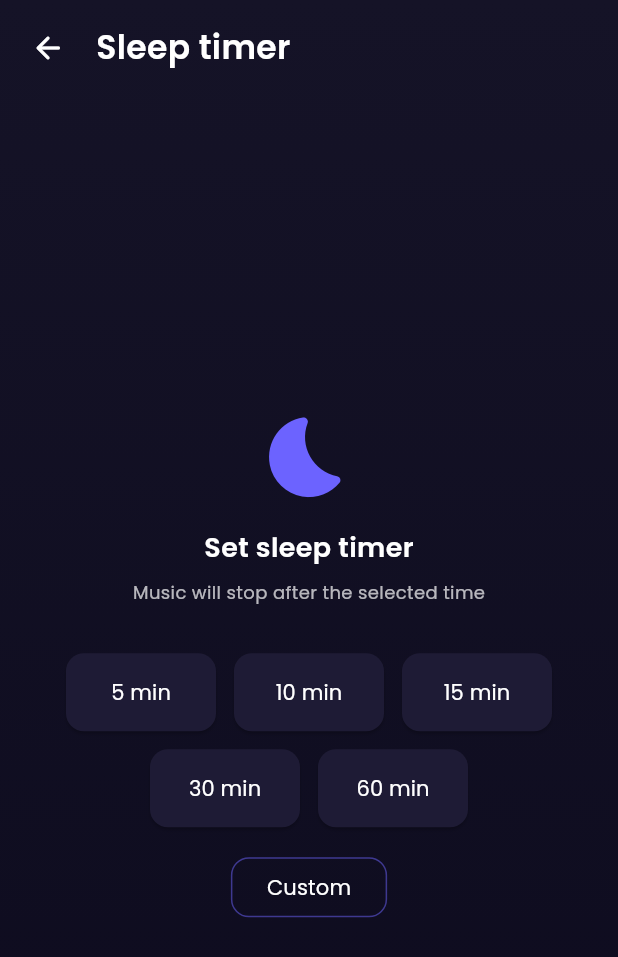
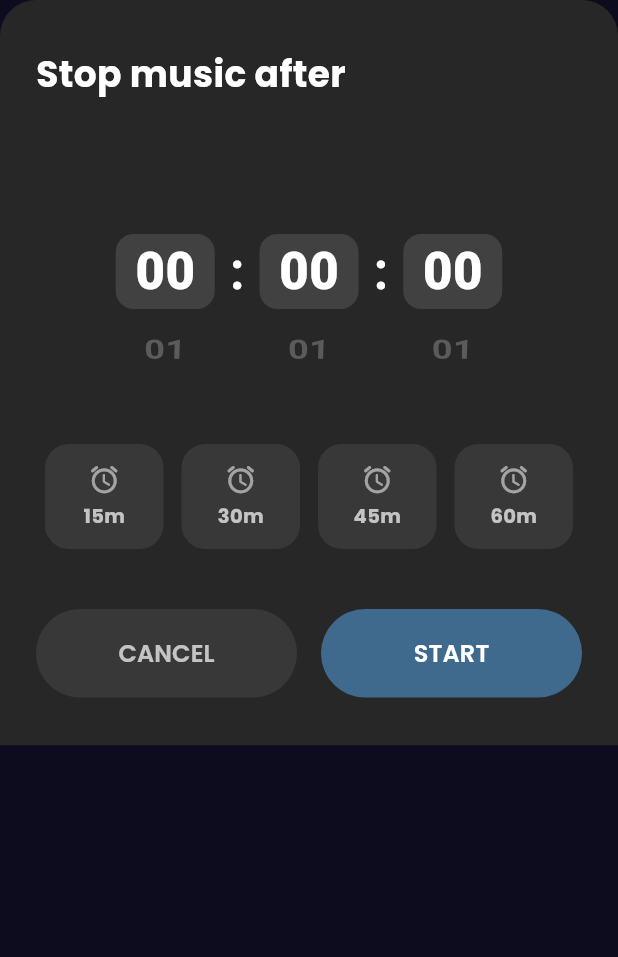
Before and after one commit to bhedanikhilkumar-code/offline-music-player-pro, a Flutter app: the SleepTimerScreen widget shown alone on an empty page, opened directly, on a phone screen of 412 x 824 dp. Shown: the top 957 px of the screen. Run offline on Flutter 3.47's test engine with Material 3 defaults, Android fonts, the phone set to English and light mode, and no system bars; our stand-ins replace audio_service, file_picker, flutter_staggered_animations, google_fonts, image_picker, just_audio and 5 more; missing offline and left inert: audio_session, audiotags, ringtone_set; accounts and stored records are empty; statements that could not run were skipped.

Commit message:
UI Overhaul: Redesigned Sleep Timer as a premium Bottom Sheet with scrolling time pickers matching the Stop Music After UI

```diff
--- a/lib/providers/sleep_timer_provider.dart
+++ b/lib/providers/sleep_timer_provider.dart
@@ -16,8 +16,10 @@ class SleepTimerProvider extends ChangeNotifier {
   DateTime? get endTime => _endTime;
 
   String get remainingFormatted {
-    final m = (_remainingSeconds ~/ 60).toString().padLeft(2, '0');
+    final h = _remainingSeconds ~/ 3600;
+    final m = ((_remainingSeconds % 3600) ~/ 60).toString().padLeft(2, '0');
     final s = (_remainingSeconds % 60).toString().padLeft(2, '0');
+    if (h > 0) return '${h.toString().padLeft(2, '0')}:$m:$s';
     return '$m:$s';
   }
 
@@ -29,13 +31,14 @@ class SleepTimerProvider extends ChangeNotifier {
     _onTimerEnd = callback;
   }
 
-  void startTimer(int minutes) {
+  void startTimer(int minutes, {int seconds = 0}) {
     cancelTimer();
-    _endTime = DateTime.now().add(Duration(minutes: minutes));
-    _remainingSeconds = minutes * 60;
+    final totalSeconds = (minutes * 60) + seconds;
+    _endTime = DateTime.now().add(Duration(seconds: totalSeconds));
+    _remainingSeconds = totalSeconds;
     _isRunning = true;
     _storage.setSleepTimerEnabled(true);
-    _storage.setSleepTimerMinutes(minutes);
+    _storage.setSleepTimerMinutes(minutes); // Still storing minutes as preference
 
     _timer = Timer.periodic(const Duration(seconds: 1), (timer) {
       _remainingSeconds--;
--- a/lib/screens/player_screen.dart
+++ b/lib/screens/player_screen.dart
@@ -305,10 +305,7 @@ class _PlayerScreenState extends State<PlayerScreen>
                         builder: (_) => const EqualizerScreen()));
               }),
               _actionIcon(Icons.alarm_rounded, () {
-                Navigator.push(
-                    context,
-                    MaterialPageRoute(
-                        builder: (_) => const SleepTimerScreen()));
+                SleepTimerScreen.show(context);
               }),
               _actionIcon(Icons.queue_music_rounded, () {
                 // Future: Open Queue
--- a/lib/screens/sleep_timer_screen.dart
+++ b/lib/screens/sleep_timer_screen.dart
@@ -1,150 +1,232 @@
+import 'dart:ui';
 import 'package:flutter/material.dart';
 import 'package:provider/provider.dart';
 import '../constants/app_colors.dart';
 import '../constants/app_text_styles.dart';
-import '../constants/app_strings.dart';
-import '../constants/app_constants.dart';
-import '../providers/theme_provider.dart';
 import '../providers/sleep_timer_provider.dart';
 
-class SleepTimerScreen extends StatelessWidget {
+class SleepTimerScreen extends StatefulWidget {
   const SleepTimerScreen({super.key});
 
+  static void show(BuildContext context) {
+    showModalBottomSheet(
+      context: context,
+      backgroundColor: Colors.transparent,
+      isScrollControlled: true,
+      builder: (_) => const SleepTimerScreen(),
+    );
+  }
+
   @override
-  Widget build(BuildContext context) {
-    return Consumer<ThemeProvider>(
-      builder: (context, themeProvider, _) {
-        return Scaffold(
-          body: Container(
-            decoration: themeProvider.backgroundDecoration,
-            child: SafeArea(
-              child: Consumer<SleepTimerProvider>(
-                builder: (context, timer, _) {
-                  return Column(
-                    children: [
-                      Padding(
-                        padding: const EdgeInsets.all(8),
-                        child: Row(
-                          children: [
-                            IconButton(icon: const Icon(Icons.arrow_back_rounded, color: Colors.white), onPressed: () => Navigator.pop(context)),
-                            const SizedBox(width: 8),
-                            Text(AppStrings.sleepTimer, style: AppTextStyles.headingMedium),
-                          ],
+  State<SleepTimerScreen> createState() => _SleepTimerScreenState();
+}
+
+class _SleepTimerScreenState extends State<SleepTimerScreen> {
+  int _selectedHours = 0;
+  int _selectedMinutes = 0;
+  int _selectedSeconds = 0;
+
+  late FixedExtentScrollController _hoursController;
+  late FixedExtentScrollController _minutesController;
+  late FixedExtentScrollController _secondsController;
+
+  @override
+  void initState() {
+    super.initState();
+    _hoursController = FixedExtentScrollController(initialItem: 0);
+    _minutesController = FixedExtentScrollController(initialItem: 0);
+    _secondsController = FixedExtentScrollController(initialItem: 0);
+  }
+
+  @override
+  void dispose() {
+    _hoursController.dispose();
+    _minutesController.dispose();
+    _secondsController.dispose();
+    super.dispose();
+  }
+
+  void _setPreset(int minutes) {
+    setState(() {
+      _selectedHours = minutes ~/ 60;
+      _selectedMinutes = minutes % 60;
+      _selectedSeconds = 0;
+    });
+    _hoursController.animateToItem(_selectedHours, duration: const Duration(milliseconds: 300), curve: Curves.easeInOut);
+    _minutesController.animateToItem(_selectedMinutes, duration: const Duration(milliseconds: 300), curve: Curves.easeInOut);
+    _secondsController.animateToItem(_selectedSeconds, duration: const Duration(milliseconds: 300), curve: Curves.easeInOut);
+  }
+
+  Widget _buildPicker(int count, int selectedValue, FixedExtentScrollController controller, ValueChanged<int> onChanged) {
+    return SizedBox(
+      width: 70,
+      height: 150,
+      child: ListWheelScrollView.useDelegate(
+        controller: controller,
+        itemExtent: 54,
+        perspective: 0.005,
+        diameterRatio: 1.5,
+        physics: const FixedExtentScrollPhysics(),
+        onSelectedItemChanged: onChanged,
+        childDelegate: ListWheelChildBuilderDelegate(
+          childCount: count,
+          builder: (context, index) {
+            final isSelected = index == selectedValue;
+            return Center(
+              child: AnimatedContainer(
+                duration: const Duration(milliseconds: 200),
+                width: 66,
+                height: 50,
+                decoration: BoxDecoration(
+                  color: isSelected ? Colors.white.withOpacity(0.12) : Colors.transparent,
+                  borderRadius: BorderRadius.circular(12),
                 ),
-                      ),
-                      Expanded(
-                        child: Padding(
-                          padding: const EdgeInsets.all(24),
-                          child: Column(
-                            mainAxisAlignment: MainAxisAlignment.center,
-                            children: [
-                              if (timer.isRunning) ...[
-                                Container(
-                                  width: 180, height: 180,
-                                  decoration: BoxDecoration(
-                                    shape: BoxShape.circle,
-                                    border: Border.all(color: Theme.of(context).primaryColor, width: 4),
-                                  ),
-                                  child: Center(
-                                    child: Column(
-                                      mainAxisSize: MainAxisSize.min,
-                                      children: [
-                                        Text(timer.remainingFormatted, style: AppTextStyles.headingLarge),
-                                        Text(AppStrings.timerRunning, style: AppTextStyles.bodySmall),
-                                      ],
-                                    ),
-                                  ),
-                                ),
-                                const SizedBox(height: 32),
-                                SizedBox(
-                                  width: double.infinity, height: 52,
-                                  child: ElevatedButton(
-                                    onPressed: () => timer.cancelTimer(),
-                                    style: ElevatedButton.styleFrom(
-                                      backgroundColor: AppColors.error,
-                                      shape: RoundedRectangleBorder(borderRadius: BorderRadius.circular(16)),
-                                    ),
-                                    child: Text(AppStrings.cancelTimer, style: AppTextStyles.buttonText),
-                                  ),
-                                ),
-                              ] else ...[
-                                Icon(Icons.bedtime_rounded, size: 64, color: Theme.of(context).primaryColor),
-                                const SizedBox(height: 16),
-                                Text('Set sleep timer', style: AppTextStyles.headingSmall),
-                                const SizedBox(height: 8),
-                                Text('Music will stop after the selected time', style: AppTextStyles.bodySmall),
-                                const SizedBox(height: 32),
-                                Wrap(
-                                  spacing: 12, runSpacing: 12,
-                                  alignment: WrapAlignment.center,
-                                  children: AppConstants.sleepTimerPresets.map((minutes) {
-                                    return SizedBox(
-                                      width: 100, height: 52,
-                                      child: ElevatedButton(
-                                        onPressed: () => timer.startTimer(minutes),
-                                        style: ElevatedButton.styleFrom(
-                                          backgroundColor: AppColors.cardDark,
-                                          shape: RoundedRectangleBorder(borderRadius: BorderRadius.circular(12)),
-                                        ),
-                                        child: Text('$minutes min', style: AppTextStyles.bodyMedium),
-                                      ),
-                                    );
-                                  }).toList(),
-                                ),
-                                const SizedBox(height: 16),
-                                OutlinedButton(
-                                  onPressed: () => _showCustomTimerDialog(context, timer),
-                                  style: OutlinedButton.styleFrom(
-                                    side: BorderSide(color: Theme.of(context).primaryColor.withOpacity(0.5)),
-                                    shape: RoundedRectangleBorder(borderRadius: BorderRadius.circular(12)),
-                                  ),
-                                  child: Text(AppStrings.customTimer, style: AppTextStyles.bodyMedium),
-                                ),
-                              ],
-                            ],
-                          ),
-                        ),
-                      ),
-                    ],
-                  );
-                },
+                alignment: Alignment.center,
+                child: Text(
+                  index.toString().padLeft(2, '0'),
+                  style: TextStyle(
+                    fontSize: isSelected ? 34 : 26,
+                    fontWeight: isSelected ? FontWeight.w800 : FontWeight.w600,
+                    color: isSelected ? Colors.white : Colors.white24,
                   ),
                 ),
               ),
             );
           },
+        ),
+      ),
     );
   }
 
-  void _showCustomTimerDialog(BuildContext context, SleepTimerProvider timer) {
-    final controller = TextEditingController();
-    showDialog(
-      context: context,
-      builder: (_) => AlertDialog(
-        backgroundColor: AppColors.cardDark,
-        title: Text(AppStrings.customTimer, style: AppTextStyles.headingSmall),
-        content: TextField(
-          controller: controller,
-          keyboardType: TextInputType.number,
-          style: AppTextStyles.bodyMedium,
-          decoration: InputDecoration(
-            hintText: 'Minutes',
-            hintStyle: AppTextStyles.bodyMedium.copyWith(color: Colors.white38),
+  @override
+  Widget build(BuildContext context) {
+    final timer = context.watch<SleepTimerProvider>();
+
+    return ClipRRect(
+      borderRadius: const BorderRadius.vertical(top: Radius.circular(24)),
+      child: BackdropFilter(
+        filter: ImageFilter.blur(sigmaX: 15, sigmaY: 15),
+        child: Container(
+          color: const Color(0xFF282828).withOpacity(0.95),
+          padding: const EdgeInsets.symmetric(horizontal: 24, vertical: 32),
+          child: Column(
+            mainAxisSize: MainAxisSize.min,
+            crossAxisAlignment: CrossAxisAlignment.start,
+            children: [
+              Text('Stop music after', style: AppTextStyles.headingSmall.copyWith(fontWeight: FontWeight.bold, fontSize: 24)),
+              const SizedBox(height: 40),
+
+              if (timer.isRunning)
+                Center(
+                  child: Column(
+                    children: [
+                      Text(timer.remainingFormatted, style: AppTextStyles.headingLarge.copyWith(fontSize: 56, fontWeight: FontWeight.bold)),
+                      const SizedBox(height: 12),
+                      Text('Music will stop automatically', style: AppTextStyles.bodyMedium.copyWith(color: Colors.white54, fontSize: 16)),
+                      const SizedBox(height: 20),
+                    ],
+                  ),
+                )
+              else
+                // Time Picker
+                Row(
+                  mainAxisAlignment: MainAxisAlignment.center,
+                  children: [
+                    _buildPicker(24, _selectedHours, _hoursController, (v) => setState(() => _selectedHours = v)),
+                    const Padding(
+                      padding: EdgeInsets.symmetric(horizontal: 8),
+                      child: Text(':', style: TextStyle(fontSize: 34, color: Colors.white, fontWeight: FontWeight.bold)),
+                    ),
+                    _buildPicker(60, _selectedMinutes, _minutesController, (v) => setState(() => _selectedMinutes = v)),
+                    const Padding(
+                      padding: EdgeInsets.symmetric(horizontal: 8),
+                      child: Text(':', style: TextStyle(fontSize: 34, color: Colors.white, fontWeight: FontWeight.bold)),
+                    ),
+                    _buildPicker(60, _selectedSeconds, _secondsController, (v) => setState(() => _selectedSeconds = v)),
+                  ],
+                ),
+
+              const SizedBox(height: 40),
+
+              if (!timer.isRunning)
+                // Presets
+                Row(
+                  mainAxisAlignment: MainAxisAlignment.spaceBetween,
+                  children: [15, 30, 45, 60].map((mins) {
+                    return Expanded(
+                      child: Padding(
+                        padding: const EdgeInsets.symmetric(horizontal: 6),
+                        child: InkWell(
+                          onTap: () => _setPreset(mins),
+                          borderRadius: BorderRadius.circular(16),
+                          child: Container(
+                            height: 70,
+                            decoration: BoxDecoration(
+                              color: Colors.white.withOpacity(0.08),
+                              borderRadius: BorderRadius.circular(16),
+                            ),
+                            child: Column(
+                              mainAxisAlignment: MainAxisAlignment.center,
+                              children: [
+                                const Icon(Icons.alarm_rounded, color: Colors.white54, size: 22),
+                                const SizedBox(height: 4),
+                                Text('${mins}m', style: AppTextStyles.bodySmall.copyWith(color: Colors.white70, fontWeight: FontWeight.bold, fontSize: 13)),
+                              ],
                             ),
                           ),
-        actions: [
-          TextButton(onPressed: () => Navigator.pop(context), child: const Text(AppStrings.cancel)),
-          TextButton(
+                        ),
+                      ),
+                    );
+                  }).toList(),
+                ),
+
+              const SizedBox(height: 40),
+
+              // Action Buttons
+              Row(
+                children: [
+                  Expanded(
+                    child: OutlinedButton(
                       onPressed: () {
-              final minutes = int.tryParse(controller.text);
-              if (minutes != null && minutes > 0) {
-                timer.startTimer(minutes);
+                        if (timer.isRunning) timer.cancelTimer();
+                        Navigator.pop(context);
+                      },
+                      style: OutlinedButton.styleFrom(
+                        padding: const EdgeInsets.symmetric(vertical: 18),
+                        side: BorderSide.none,
+                        backgroundColor: Colors.white.withOpacity(0.08),
+                        shape: RoundedRectangleBorder(borderRadius: BorderRadius.circular(100)),
+                      ),
+                      child: Text('CANCEL', style: AppTextStyles.buttonText.copyWith(color: Colors.white70)),
+                    ),
+                  ),
+                  const SizedBox(width: 16),
+                  if (!timer.isRunning)
+                    Expanded(
+                      child: ElevatedButton(
+                        onPressed: () {
+                          if (_selectedHours > 0 || _selectedMinutes > 0 || _selectedSeconds > 0) {
+                            timer.startTimer(
+                              (_selectedHours * 60) + _selectedMinutes,
+                              seconds: _selectedSeconds,
+                            );
                             Navigator.pop(context);
                           }
                         },
-            child: const Text('Start'),
+                        style: ElevatedButton.styleFrom(
+                          padding: const EdgeInsets.symmetric(vertical: 18),
+                          backgroundColor: const Color(0xFF3F6A8E), // Blue from screenshot
+                          shape: RoundedRectangleBorder(borderRadius: BorderRadius.circular(100)),
+                          elevation: 0,
+                        ),
+                        child: Text('START', style: AppTextStyles.buttonText),
+                      ),
                     ),
                 ],
+              ),
+            ],
+          ),
+        ),
       ),
     );
   }
```
Lines whose indentation alone changed are shown as unchanged.
